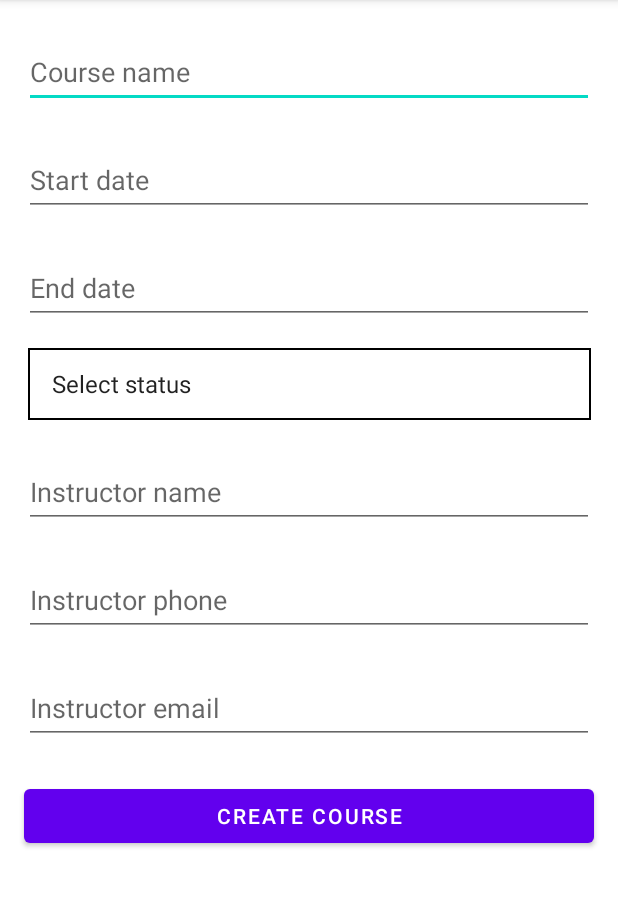
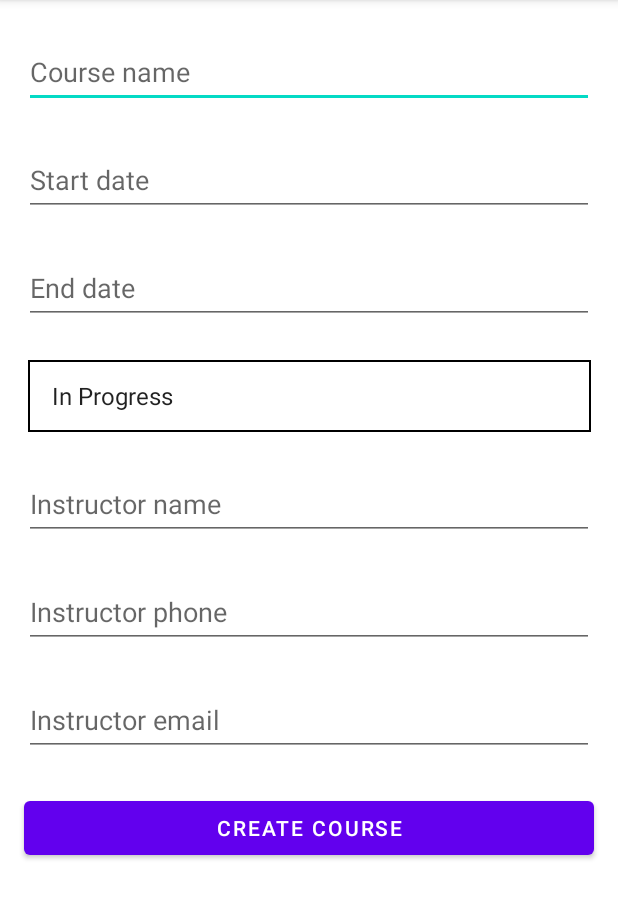
Before and after one commit to TheDeanMachine/College-Course-Tracker, an Android app: the screen it shows after launch (NewCourse), on a phone screen of 412 x 824 dp, the part 84-1003 px from its top. Run offline under Robolectric (Android 15) with nearby library versions, the phone set to English and light mode, and no system bars.

Commit message:
implemented several methods in new course class

```diff
--- a/app/src/main/java/com/VFeskin/collegecoursetracker/Controller/NewCourse.java
+++ b/app/src/main/java/com/VFeskin/collegecoursetracker/Controller/NewCourse.java
@@ -1,14 +1,19 @@
 package com.VFeskin.collegecoursetracker.Controller;
 
+import com.VFeskin.collegecoursetracker.Model.Course;
+import com.VFeskin.collegecoursetracker.Model.CourseViewModel;
 import com.VFeskin.collegecoursetracker.R;
+import com.VFeskin.collegecoursetracker.Utility.Status;
 import androidx.appcompat.app.AppCompatActivity;
-
 import android.app.DatePickerDialog;
 import android.os.Bundle;
+import android.view.View;
+import android.widget.ArrayAdapter;
 import android.widget.Button;
+import android.widget.DatePicker;
 import android.widget.EditText;
 import android.widget.Spinner;
-
+import java.text.DateFormat;
 import java.util.Calendar;
 import java.util.Date;
 
@@ -45,7 +50,64 @@ public class NewCourse extends AppCompatActivity {
         // set the field values to the xml ids
         courseTitleTxt = findViewById(R.id.editTextCourseTitle);
         startDateTxt = findViewById(R.id.editTextCourseStartDate);
+        endDateTxt = findViewById(R.id.editTextCourseEndDate);
+        courseStatusSpinner = findViewById(R.id.spinner);
 
+        courseStatusSpinner.setAdapter(new ArrayAdapter<Status>(this,
+                android.R.layout.simple_spinner_item, Status.values()));
+
+        instructorNameTxt = findViewById(R.id.editTextInstructorName);
+        instructorPhoneTxt = findViewById(R.id.editTextInstructorPhone);
+        instructorEmailTxt = findViewById(R.id.editTextInstructorEmailAddress);
+        createCourseButton = findViewById(R.id.createCourseButton);
+
+        // shows the date picker, onClick
+        startDateTxt.setOnClickListener(view -> new DatePickerDialog(NewCourse.this, dateDialog,
+                calendar.get(Calendar.YEAR),
+                calendar.get(Calendar.MONTH),
+                calendar.get(Calendar.DAY_OF_MONTH))
+                .show());
+
+        // shows the date picker, onClick
+        endDateTxt.setOnClickListener(view -> new DatePickerDialog(NewCourse.this, dateDialog2,
+                calendar.get(Calendar.YEAR),
+                calendar.get(Calendar.MONTH),
+                calendar.get(Calendar.DAY_OF_MONTH))
+                .show());
+
+        // gets the values from date picker, onDataSet
+        dateDialog = new DatePickerDialog.OnDateSetListener() {
+            @Override
+            public void onDateSet(DatePicker view, int year, int month, int day) {
+                calendar.set(year, month, day);
+                startDate = calendar.getTime();
+                // format the output the screen
+                startDateTxt.setText(DateFormat.getDateInstance(DateFormat.MEDIUM).format(startDate));
+            }
+        };
+
+        // gets the values from date picker, onDataSet
+        dateDialog2 = new DatePickerDialog.OnDateSetListener() {
+            @Override
+            public void onDateSet(DatePicker view, int year, int month, int day) {
+                calendar.set(year, month, day);
+                endDate = calendar.getTime();
+                // format the output the screen
+                endDateTxt.setText(DateFormat.getDateInstance(DateFormat.MEDIUM).format(endDate));
+            }
+        };
+
+
+        createCourseButton.setOnClickListener(view -> {
+
+            String title = courseTitleTxt.getText().toString();
+            Status status = (Status) courseStatusSpinner.getSelectedItem();
+            String name = instructorNameTxt.getText().toString();
+            String phone = instructorPhoneTxt.getText().toString();
+            String email = instructorEmailTxt.getText().toString();
+
+            CourseViewModel.insert(new Course(title, startDate, endDate, name, phone, email, status, 1));
+        });
 
     }
 }
--- a/app/src/main/java/com/VFeskin/collegecoursetracker/Utility/Status.java
+++ b/app/src/main/java/com/VFeskin/collegecoursetracker/Utility/Status.java
@@ -1,5 +1,19 @@
 package com.VFeskin.collegecoursetracker.Utility;
 
 public enum Status {
-    IN_PROGRESS, COMPLETED, DROPPED, PLAN_TO_TAKE
+    IN_PROGRESS("In Progress"),
+    COMPLETED("Completed"),
+    DROPPED("Dropped"),
+    PLAN_TO_TAKE("Plan to take");
+
+    private String displayString;
+
+    Status(String displayString) {
+        this.displayString = displayString;
+    }
+
+    @Override
+    public String toString() {
+        return displayString;
+    }
 }
--- a/app/src/main/res/layout/activity_new_course.xml
+++ b/app/src/main/res/layout/activity_new_course.xml
@@ -50,8 +50,8 @@
         style="@style/spinner_style"
         android:layout_width="375dp"
         android:layout_height="48dp"
-        android:layout_marginTop="16dp"
-        android:entries="@array/course_status"
+        android:layout_marginTop="24dp"
+
         app:layout_constraintEnd_toEndOf="parent"
         app:layout_constraintStart_toStartOf="parent"
         app:layout_constraintTop_toBottomOf="@+id/editTextCourseEndDate"
@@ -97,7 +97,7 @@
         app:layout_constraintTop_toBottomOf="@+id/editTextInstructorPhone" />
 
     <Button
-        android:id="@+id/button"
+        android:id="@+id/createCourseButton"
         style="@style/form_style"
         android:layout_width="0dp"
         android:layout_height="wrap_content"
--- a/app/src/main/res/values/strings.xml
+++ b/app/src/main/res/values/strings.xml
@@ -13,11 +13,11 @@
     <string name="create_course">CREATE COURSE</string>
 
 
-    <string-array name="course_status">
-        <item>Select status</item>
-        <item>In progress</item>
-        <item>Completed</item>
-        <item>Dropped</item>
-        <item>Plan to take</item>
-    </string-array>
+<!--    <string-array name="course_status">-->
+<!--        <item>Select status</item>-->
+<!--        <item>In progress</item>-->
+<!--        <item>Completed</item>-->
+<!--        <item>Dropped</item>-->
+<!--        <item>Plan to take</item>-->
+<!--    </string-array>-->
 </resources>
--- a/app/src/main/res/values/styles.xml
+++ b/app/src/main/res/values/styles.xml
@@ -15,7 +15,6 @@
         <item name="android:layout_height">wrap_content</item>
         <item name="android:background">@drawable/spinner_style</item>
         <item name="android:layout_marginTop">24dp</item>
-<!--        <item name="android:layout_margin">10dp</item>-->
         <item name="android:paddingLeft">8dp</item>
         <item name="android:paddingRight">20dp</item>
         <item name="android:paddingTop">5dp</item>
```
